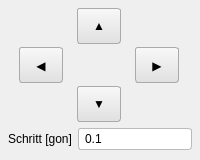
The window that fernsteuerung_dialog_base.ui (geopackix/qgis_sokkia) describes before a commit, drawn with Qt 5.
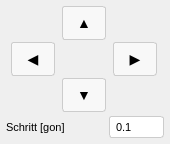
The same window after the commit.

Commit message: slim design on side-bar

What changed in the file:
```diff
--- a/fernsteuerung_dialog_base.ui
+++ b/fernsteuerung_dialog_base.ui
@@ -3,50 +3,50 @@
  <class>FernsteuerungDialogBase</class>
  <widget class="QDialog" name="FernsteuerungDialogBase">
   <property name="geometry">
-   <rect><x>0</x><y>0</y><width>200</width><height>160</height></rect>
+   <rect><x>0</x><y>0</y><width>170</width><height>140</height></rect>
   </property>
   <property name="windowTitle"><string>Fernsteuerung</string></property>
   <property name="styleSheet">
-   <string notr="true">QPushButton{border:1px solid #aaa;border-radius:3px;padding:3px 8px;background:qlineargradient(x1:0,y1:0,x2:0,y2:1,stop:0 #f8f8f8,stop:1 #e0e0e0);min-height:22px;}QPushButton:hover{background:qlineargradient(x1:0,y1:0,x2:0,y2:1,stop:0 #e8f0fe,stop:1 #c8d8f8);border-color:#6699cc;}QPushButton:pressed{background:#c0c8d8;}QPushButton:disabled{color:#aaa;background:#f0f0f0;border-color:#d0d0d0;}QLineEdit{border:1px solid #bbb;border-radius:3px;padding:2px 4px;background:white;}</string>
+   <string notr="true">*{font-size:11px;}QPushButton{border:1px solid #ccc;border-radius:3px;padding:4px;background:#f8f8f8;font-size:14px;font-weight:bold;}QPushButton:hover{background:#e3f2fd;border-color:#90caf9;}QPushButton:pressed{background:#bbdefb;}QLineEdit{border:1px solid #ccc;border-radius:3px;padding:2px 4px;background:#fff;}</string>
   </property>
   <layout class="QVBoxLayout" name="vl_main">
-   <property name="spacing"><number>6</number></property>
-   <property name="leftMargin"><number>8</number></property>
-   <property name="topMargin"><number>8</number></property>
-   <property name="rightMargin"><number>8</number></property>
-   <property name="bottomMargin"><number>8</number></property>
+   <property name="spacing"><number>4</number></property>
+   <property name="leftMargin"><number>6</number></property>
+   <property name="topMargin"><number>6</number></property>
+   <property name="rightMargin"><number>6</number></property>
+   <property name="bottomMargin"><number>6</number></property>
 
    <!-- Richtungstasten -->
    <item>
     <layout class="QGridLayout" name="gridLayout_3">
-     <property name="horizontalSpacing"><number>3</number></property>
-     <property name="verticalSpacing"><number>3</number></property>
+     <property name="horizontalSpacing"><number>2</number></property>
+     <property name="verticalSpacing"><number>2</number></property>
      <item row="0" column="1">
       <widget class="QPushButton" name="btn_control_up">
        <property name="text"><string>&#x25B2;</string></property>
-       <property name="minimumSize"><size><width>38</width><height>32</height></size></property>
-       <property name="maximumSize"><size><width>44</width><height>36</height></size></property>
+       <property name="minimumSize"><size><width>40</width><height>34</height></size></property>
+       <property name="maximumSize"><size><width>44</width><height>38</height></size></property>
       </widget>
      </item>
      <item row="1" column="0">
       <widget class="QPushButton" name="btn_control_left">
        <property name="text"><string>&#x25C0;</string></property>
-       <property name="minimumSize"><size><width>38</width><height>32</height></size></property>
-       <property name="maximumSize"><size><width>44</width><height>36</height></size></property>
+       <property name="minimumSize"><size><width>40</width><height>34</height></size></property>
+       <property name="maximumSize"><size><width>44</width><height>38</height></size></property>
       </widget>
      </item>
      <item row="1" column="2">
       <widget class="QPushButton" name="btn_control_right">
        <property name="text"><string>&#x25B6;</string></property>
-       <property name="minimumSize"><size><width>38</width><height>32</height></size></property>
-       <property name="maximumSize"><size><width>44</width><height>36</height></size></property>
+       <property name="minimumSize"><size><width>40</width><height>34</height></size></property>
+       <property name="maximumSize"><size><width>44</width><height>38</height></size></property>
       </widget>
      </item>
      <item row="2" column="1">
       <widget class="QPushButton" name="btn_control_down">
        <property name="text"><string>&#x25BC;</string></property>
-       <property name="minimumSize"><size><width>38</width><height>32</height></size></property>
-       <property name="maximumSize"><size><width>44</width><height>36</height></size></property>
+       <property name="minimumSize"><size><width>40</width><height>34</height></size></property>
+       <property name="maximumSize"><size><width>44</width><height>38</height></size></property>
       </widget>
      </item>
     </layout>
@@ -55,11 +55,12 @@
    <!-- Schrittweite -->
    <item>
     <layout class="QHBoxLayout" name="horizontalLayout_14">
+     <property name="spacing"><number>4</number></property>
      <item><widget class="QLabel" name="label_10"><property name="text"><string>Schritt [gon]</string></property></widget></item>
      <item>
       <widget class="QLineEdit" name="input_control_step">
        <property name="text"><string>0.1</string></property>
-       <property name="maximumWidth"><number>60</number></property>
+       <property name="maximumSize"><size><width>55</width><height>16777215</height></size></property>
       </widget>
      </item>
     </layout>
```
The commit also changes 5 other files.
